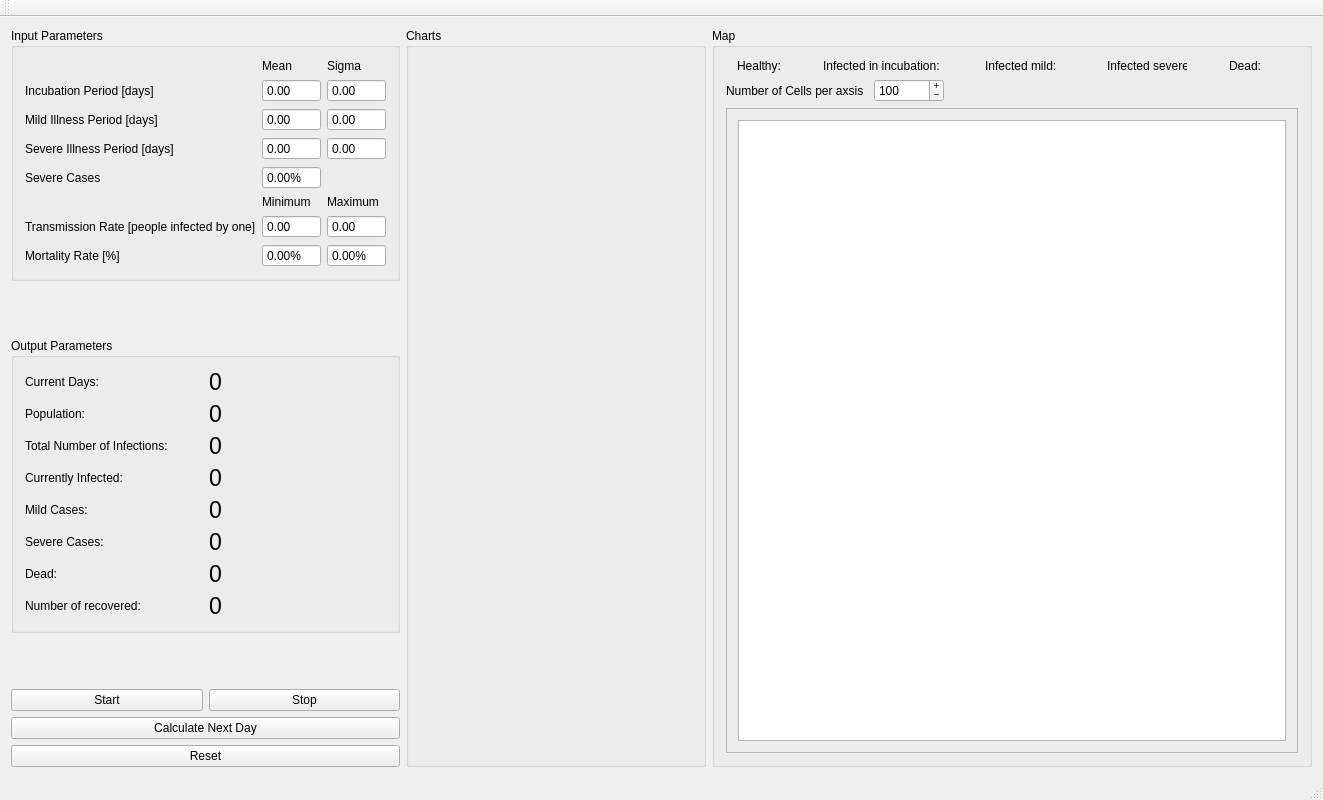
Qt form mainwindow.ui (Rufledore/Game_Of_Life) before a commit.
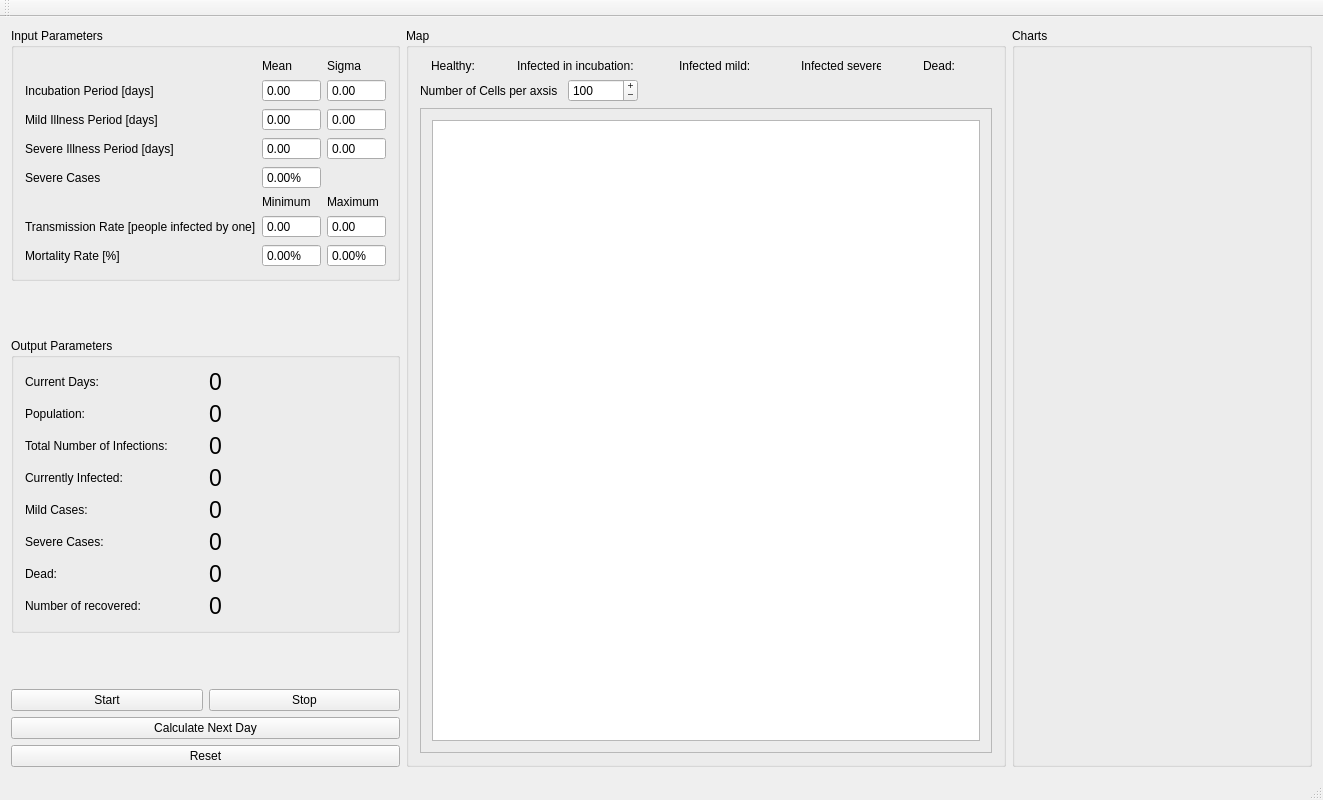
The same form after that commit. Icons and pictures are not drawn. Custom widgets are drawn as their Qt base class.

Patch:
```diff
--- a/mainwindow.ui
+++ b/mainwindow.ui
@@ -553,27 +553,6 @@
       </item>
      </layout>
     </item>
-    <item>
-     <widget class="QGroupBox" name="groupBox">
-      <property name="minimumSize">
-       <size>
-        <width>300</width>
-        <height>0</height>
-       </size>
-      </property>
-      <property name="title">
-       <string>Charts</string>
-      </property>
-      <layout class="QGridLayout" name="gridLayout" columnstretch="0" columnminimumwidth="0">
-       <item row="1" column="0">
-        <widget class="QChartView" name="widget_chartTotalParameters" native="true"/>
-       </item>
-       <item row="0" column="0">
-        <widget class="QChartView" name="widget_chartCurrentlyInfected" native="true"/>
-       </item>
-      </layout>
-     </widget>
-    </item>
     <item>
      <widget class="QGroupBox" name="groupBox_4">
       <property name="minimumSize">
@@ -811,7 +790,7 @@
               <enum>QAbstractSpinBox::PlusMinus</enum>
              </property>
              <property name="maximum">
-              <number>200</number>
+              <number>4000</number>
              </property>
              <property name="value">
               <number>100</number>
@@ -859,6 +838,27 @@
       </layout>
      </widget>
     </item>
+    <item>
+     <widget class="QGroupBox" name="groupBox">
+      <property name="minimumSize">
+       <size>
+        <width>300</width>
+        <height>0</height>
+       </size>
+      </property>
+      <property name="title">
+       <string>Charts</string>
+      </property>
+      <layout class="QGridLayout" name="gridLayout" columnstretch="0">
+       <item row="1" column="0">
+        <widget class="QChartView" name="widget_chartTotalParameters" native="true"/>
+       </item>
+       <item row="0" column="0">
+        <widget class="QChartView" name="widget_chartCurrentlyInfected" native="true"/>
+       </item>
+      </layout>
+     </widget>
+    </item>
    </layout>
   </widget>
   <widget class="QMenuBar" name="menuBar">
```
